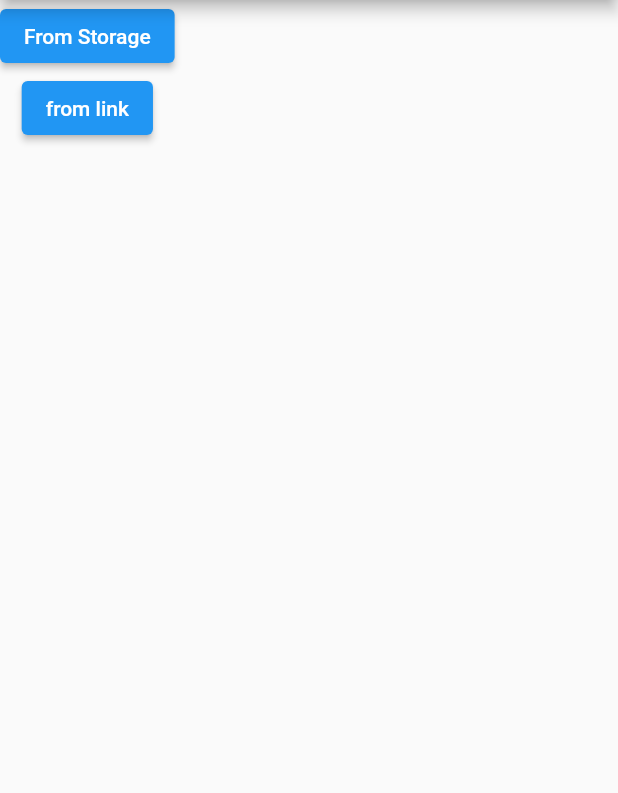
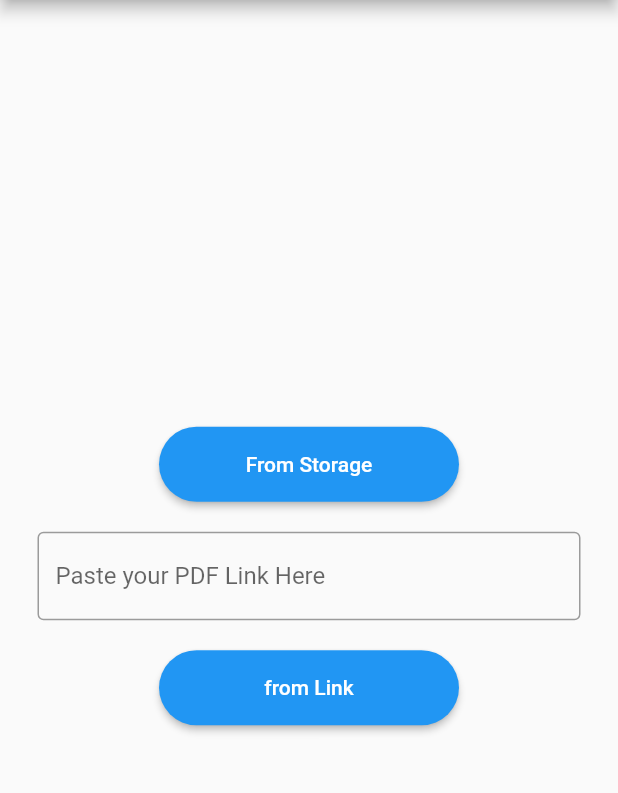
Before and after one commit to KaranDuggal/PDF-Viewer, a Flutter app: the screen it shows after launch, after a tap on "From Storage", on a phone screen of 412 x 824 dp, the part 84-877 px from its top. Run offline on Flutter 3.47's test engine with Material 2 defaults, Android fonts, the phone set to English and light mode, and no system bars; our stand-ins replace file_picker, flutter_spinkit; missing offline and left inert: syncfusion_flutter_pdfviewer.

Commit message:
desinge done

```diff
--- a/lib/src/screens/home_screen.dart
+++ b/lib/src/screens/home_screen.dart
@@ -2,7 +2,6 @@
 import 'package:flutter/material.dart';
 import 'package:file_picker/file_picker.dart';
 import 'pdf_view_screen.dart';
-
 class HomeScreen extends StatefulWidget {
   const HomeScreen({Key? key}) : super(key: key);
 
@@ -13,7 +12,7 @@ class HomeScreen extends StatefulWidget {
 class _HomeScreenState extends State<HomeScreen> {
   String url = "http://africau.edu/images/default/sampe.pdf";
   bool isFileGet = false;
-  String pathPDF = '';
+  String pdfUrl = '';
   @override
   void initState() {
     super.initState();
@@ -25,28 +24,58 @@ class _HomeScreenState extends State<HomeScreen> {
       appBar: AppBar(
         title: const Text('PDF Viewer App'),
       ),
-      body: Column(
+      body: Center(
+        child: Column(
+          mainAxisAlignment: MainAxisAlignment.center,
           children: [
             ElevatedButton(
+              style: ElevatedButton.styleFrom(
+                shape: const StadiumBorder(),
+                minimumSize: const Size(200, 50),
+              ),
               onPressed: ()async {
                 FilePickerResult ? result = await FilePicker.platform.pickFiles(
                   type: FileType.custom,
                   allowedExtensions: ['pdf'],
                 );
                 if(result != null){
-                pathPDF = result.files.single.path!;
-                Navigator.of(context).push(MaterialPageRoute(builder: (contaxt)=> PDFViewScreen(type: "fromStorage", filepath: pathPDF, url: "no")));
+                  Navigator.of(context).push(MaterialPageRoute(builder: (contaxt)=> PDFViewScreen(type: "fromStorage", filepath: result.files.single.path!, url: "no")));
                 }
               },
               child: const Text("From Storage")
             ),
+            const SizedBox(height: 20,),
+            Container(
+              margin: const EdgeInsets.symmetric(horizontal: 25),
+              child: TextFormField(
+                keyboardType: TextInputType.text,
+                onFieldSubmitted: (value) async{
+                  pdfUrl = value;
+                  Navigator.of(context).push(MaterialPageRoute(builder: (contaxt)=> PDFViewScreen(type: "fromLink", filepath: "", url: pdfUrl)));
+                },
+                decoration: const InputDecoration(
+                  hintText: "Paste your PDF Link Here",
+                  border: OutlineInputBorder(),
+                ),
+                onChanged: (value){
+                  pdfUrl = value;
+                },
+              )
+            ),
+            const SizedBox(height: 20,),
             ElevatedButton(
+              style: ElevatedButton.styleFrom(
+                shape: const StadiumBorder(),
+                minimumSize: const Size(200, 50),
+              ),
               onPressed: ()async {
-              Navigator.of(context).push(MaterialPageRoute(builder: (contaxt)=> PDFViewScreen(type: "fromLink", filepath: pathPDF, url: "http://africau.edu/images/default/sample.pdf")));
+                Navigator.of(context).push(MaterialPageRoute(builder: (contaxt)=> PDFViewScreen(type: "fromLink", filepath: "", url: pdfUrl)));
               },
-            child: const Text("from link")
-          )
+              child: const Text("from Link"),
+
+            ),
           ],
+        ),
       )
     );
   }
--- a/pubspec.yaml
+++ b/pubspec.yaml
@@ -34,7 +34,6 @@ dependencies:
   # The following adds the Cupertino Icons font to your application.
   # Use with the CupertinoIcons class for iOS style icons.
   cupertino_icons: ^1.0.2
-  flutter_animated_button: ^2.0.0
   http: ^0.13.4
   flutter_spinkit: ^5.1.0
   syncfusion_flutter_pdfviewer: ^19.3.48-beta
```
Also changed, not shown: pubspec.lock. Lines whose indentation alone changed are shown as unchanged.
